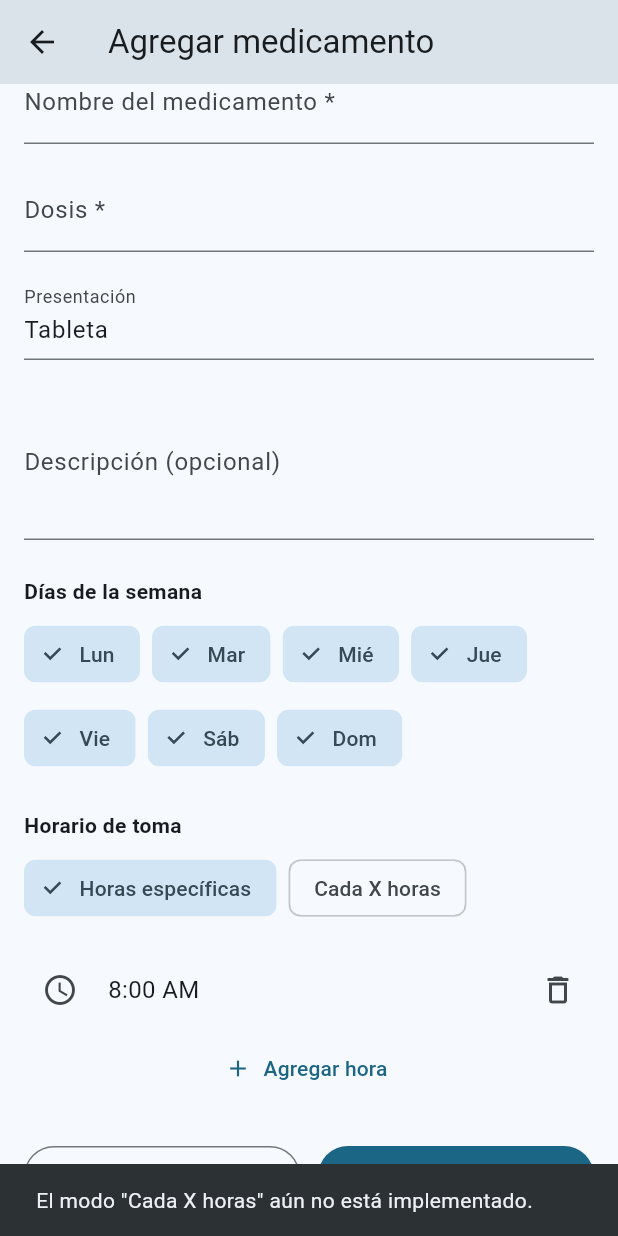
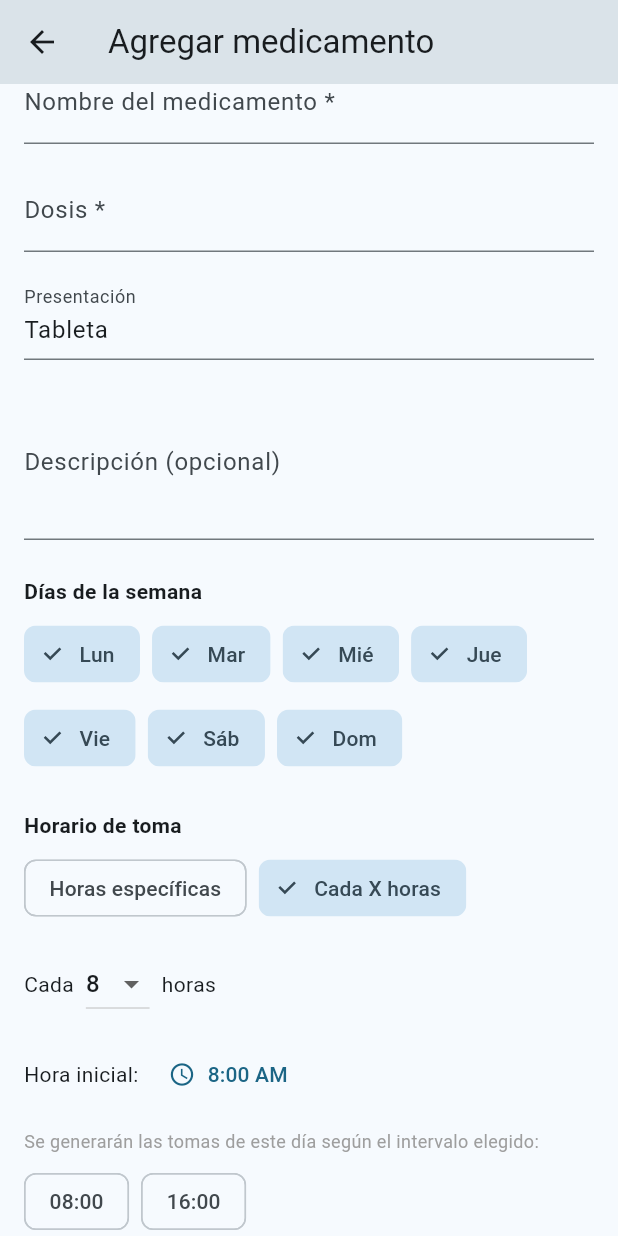
Before and after one commit to Karlabecerra-dr/MediScan, a Flutter app: the AddMedicationScreen screen opened by its route, scrolled down 104 dp, after a tap on "Cada X horas", on a phone screen of 412 x 824 dp. Run offline on Flutter 3.47's test engine with Material 3 defaults, Android fonts, the phone set to English and light mode, and no system bars; our stand-ins replace cloud_firestore, firebase_core, flutter_local_notifications, timezone; missing offline and left inert: mobile_scanner; accounts and stored records are empty.

Commit message:
Escaneo, CRUD, Base de datos, botones, alarmas, horas, detalles, ID, Descripción

```diff
--- a/lib/screens/add_medication_screen.dart
+++ b/lib/screens/add_medication_screen.dart
@@ -33,6 +33,14 @@ class _AddMedicationScreenState extends State<AddMedicationScreen> {
   late List<String> _selectedDays;
   late List<TimeOfDay> _times;
 
+  // ---- MODO INTERVALO "Cada X horas" ----
+  bool _intervalMode = false; // false = Horas específicas
+  int _intervalHours = 8; // 4, 6, 8, 12...
+  TimeOfDay _intervalStart = const TimeOfDay(
+    hour: 8,
+    minute: 0,
+  ); // hora inicial para el intervalo
+
   bool get _isEditing => widget.medication != null;
 
   @override
@@ -44,7 +52,7 @@ class _AddMedicationScreenState extends State<AddMedicationScreen> {
     final med = widget.medication;
 
     if (med != null) {
-      // MODO EDICIÓN
+      // ---------- MODO EDICIÓN ----------
       _medIdCtrl.text = med.medId ?? '';
       _nameCtrl.text = med.name;
       _doseCtrl.text = med.dose;
@@ -63,16 +71,19 @@ class _AddMedicationScreenState extends State<AddMedicationScreen> {
       if (_times.isEmpty) {
         _times = [const TimeOfDay(hour: 8, minute: 0)];
       }
+
+      // En edición dejamos por defecto "Horas específicas"
+      _intervalMode = false;
+      _intervalStart = _times.first;
     } else {
-      // NUEVO
+      // ---------- NUEVO MEDICAMENTO ----------
       _selectedDays = List<String>.from(allDays);
       _times = [const TimeOfDay(hour: 8, minute: 0)];
+      _intervalStart = _times.first;
     }
 
-    // Si venimos desde el botón "Escanear" del Home,
-    // abrimos la cámara automáticamente al entrar (solo en modo nuevo).
+    // Si venimos desde el botón "Escanear" del Home:
     if (widget.autoScanOnOpen && !_isEditing) {
-      // microtask para que espere a que se construya el widget
       Future.microtask(_handleScan);
     }
   }
@@ -93,6 +104,8 @@ class _AddMedicationScreenState extends State<AddMedicationScreen> {
     return '$h:$m';
   }
 
+  // ================== ESCANEO ==================
+
   Future<void> _handleScan() async {
     final code = await Navigator.push<String>(
       context,
@@ -106,7 +119,6 @@ class _AddMedicationScreenState extends State<AddMedicationScreen> {
       _medIdCtrl.text = code;
     });
 
-    // Intentar autocompletar desde catálogo
     await _loadFromCatalog(code);
   }
 
@@ -157,10 +169,11 @@ class _AddMedicationScreenState extends State<AddMedicationScreen> {
             'description': med.description,
           }, SetOptions(merge: true));
     } catch (e) {
-      // No rompemos el flujo si el catálogo falla, solo log / snackbar opcional
       debugPrint('Error actualizando catálogo: $e');
     }
   }
+
+  // ================== HORAS ESPECÍFICAS ==================
 
   Future<void> _pickTime(int index) async {
     final current = _times[index];
@@ -188,6 +201,54 @@ class _AddMedicationScreenState extends State<AddMedicationScreen> {
     });
   }
 
+  // ================== MODO "CADA X HORAS" ==================
+
+  /// Regenera la lista de horas _times a partir de:
+  ///   - _intervalStart
+  ///   - _intervalHours
+  /// Generando solo dentro del mismo día (0–24h).
+  void _rebuildTimesFromInterval() {
+    final List<TimeOfDay> generated = [];
+
+    // Convertimos a minutos desde la medianoche
+    int startMinutes = _intervalStart.hour * 60 + _intervalStart.minute;
+
+    // Aseguramos algo razonable
+    if (_intervalHours <= 0) _intervalHours = 4;
+
+    final int step = _intervalHours * 60;
+
+    int current = startMinutes;
+    while (current < 24 * 60) {
+      final h = current ~/ 60;
+      final m = current % 60;
+      generated.add(TimeOfDay(hour: h, minute: m));
+      current += step;
+    }
+
+    setState(() {
+      _times = generated.isEmpty
+          ? [const TimeOfDay(hour: 8, minute: 0)]
+          : generated;
+    });
+  }
+
+  Future<void> _pickIntervalStart() async {
+    final picked = await showTimePicker(
+      context: context,
+      initialTime: _intervalStart,
+    );
+
+    if (picked != null) {
+      setState(() {
+        _intervalStart = picked;
+      });
+      _rebuildTimesFromInterval();
+    }
+  }
+
+  // ================== GUARDAR ==================
+
   Future<void> _saveMedicationToFirestore() async {
     if (!_formKey.currentState!.validate()) return;
 
@@ -198,9 +259,9 @@ class _AddMedicationScreenState extends State<AddMedicationScreen> {
       return;
     }
 
-    // Por ahora SOLO soportamos "Horas específicas"
-    // Si en el futuro agregamos "Cada X horas", aquí habrá lógica extra.
-
+    // Tanto en "Horas específicas" como en "Cada X horas",
+    // la fuente de verdad es _times.
+    // En modo intervalo, _rebuildTimesFromInterval ya generó _times.
     final timesStr = _times.map(_timeToString).toList();
 
     final medId = _medIdCtrl.text.trim().isEmpty
@@ -222,7 +283,7 @@ class _AddMedicationScreenState extends State<AddMedicationScreen> {
       Medication finalMed;
 
       if (_isEditing) {
-        // EDITAR
+        // -------- EDITAR --------
         final original = widget.medication!;
 
         final updated = Medication(
@@ -241,7 +302,6 @@ class _AddMedicationScreenState extends State<AddMedicationScreen> {
         if (original.id != null) {
           await medsCollection.doc(original.id).update(updated.toMap());
 
-          // Reprogramar notificaciones
           await NotificationService().cancelMedicationNotifications(
             original.id!,
           );
@@ -256,7 +316,7 @@ class _AddMedicationScreenState extends State<AddMedicationScreen> {
 
         finalMed = updated;
       } else {
-        // CREAR
+        // -------- CREAR --------
         final newMed = Medication(
           medId: medId,
           name: name,
@@ -323,6 +383,8 @@ class _AddMedicationScreenState extends State<AddMedicationScreen> {
       );
     }
   }
+
+  // ================== UI ==================
 
   @override
   Widget build(BuildContext context) {
@@ -441,21 +503,28 @@ class _AddMedicationScreenState extends State<AddMedicationScreen> {
               children: [
                 ChoiceChip(
                   label: const Text('Horas específicas'),
-                  selected: true, // por ahora siempre este modo
-                  onSelected: (_) {},
+                  selected: !_intervalMode,
+                  onSelected: (selected) {
+                    if (!selected) return;
+                    setState(() {
+                      _intervalMode = false;
+                    });
+                  },
                 ),
                 const SizedBox(width: 8),
                 ChoiceChip(
                   label: const Text('Cada X horas'),
-                  selected: false,
-                  onSelected: (_) {
-                    ScaffoldMessenger.of(context).showSnackBar(
-                      const SnackBar(
-                        content: Text(
-                          'El modo "Cada X horas" aún no está implementado.',
-                        ),
-                      ),
-                    );
+                  selected: _intervalMode,
+                  onSelected: (selected) {
+                    if (!selected) return;
+                    setState(() {
+                      _intervalMode = true;
+                      // Usamos como base la primera hora actual
+                      _intervalStart = _times.isNotEmpty
+                          ? _times.first
+                          : const TimeOfDay(hour: 8, minute: 0);
+                    });
+                    _rebuildTimesFromInterval();
                   },
                 ),
               ],
@@ -463,7 +532,58 @@ class _AddMedicationScreenState extends State<AddMedicationScreen> {
 
             const SizedBox(height: 16),
 
-            // Lista de horas específicas
+            if (_intervalMode) ...[
+              // Configuración de intervalo
+              Row(
+                children: [
+                  const Text('Cada'),
+                  const SizedBox(width: 8),
+                  DropdownButton<int>(
+                    value: _intervalHours,
+                    items: const [
+                      DropdownMenuItem(value: 4, child: Text('4')),
+                      DropdownMenuItem(value: 6, child: Text('6')),
+                      DropdownMenuItem(value: 8, child: Text('8')),
+                      DropdownMenuItem(value: 12, child: Text('12')),
+                    ],
+                    onChanged: (value) {
+                      if (value == null) return;
+                      setState(() {
+                        _intervalHours = value;
+                      });
+                      _rebuildTimesFromInterval();
+                    },
+                  ),
+                  const SizedBox(width: 8),
+                  const Text('horas'),
+                ],
+              ),
+              const SizedBox(height: 12),
+              Row(
+                children: [
+                  const Text('Hora inicial:'),
+                  const SizedBox(width: 8),
+                  TextButton.icon(
+                    onPressed: _pickIntervalStart,
+                    icon: const Icon(Icons.access_time),
+                    label: Text(_intervalStart.format(context)),
+                  ),
+                ],
+              ),
+              const SizedBox(height: 12),
+              const Text(
+                'Se generarán las tomas de este día según el intervalo elegido:',
+                style: TextStyle(fontSize: 12, color: Colors.grey),
+              ),
+              const SizedBox(height: 8),
+              Wrap(
+                spacing: 8,
+                children: _times.map((t) {
+                  return Chip(label: Text(_timeToString(t)));
+                }).toList(),
+              ),
+            ] else ...[
+              // Lista de horas específicas (modo manual)
               ..._times.asMap().entries.map((entry) {
                 final index = entry.key;
                 final time = entry.value;
@@ -489,13 +609,13 @@ class _AddMedicationScreenState extends State<AddMedicationScreen> {
                     ],
                   ),
                 );
-            }).toList(),
-
+              }),
               TextButton.icon(
                 onPressed: _addTime,
                 icon: const Icon(Icons.add),
                 label: const Text('Agregar hora'),
               ),
+            ],
 
             const SizedBox(height: 24),
 
--- a/lib/screens/medication_detail_screen.dart
+++ b/lib/screens/medication_detail_screen.dart
@@ -366,7 +366,7 @@ class _MedicationDetailScreenState extends State<MedicationDetailScreen> {
                           ],
                         ),
                       );
-                    }).toList(),
+                    }),
                   ],
                 ),
               ),
--- a/lib/services/notification_service.dart
+++ b/lib/services/notification_service.dart
@@ -4,7 +4,6 @@
 // ========================
 
 import 'dart:convert';
-import 'dart:typed_data';
 
 import 'package:flutter/foundation.dart';
 import 'package:flutter_local_notifications/flutter_local_notifications.dart';
--- a/lib/widgets/day_strip.dart
+++ b/lib/widgets/day_strip.dart
@@ -1,5 +1,4 @@
 import 'package:flutter/material.dart';
-import 'package:intl/intl.dart';
 
 class DayStrip extends StatelessWidget {
   final DateTime selectedDay;
```
Also changed, not shown: lib/main.dart (+3 -4 lines), assets/logo.png. Lines whose indentation alone changed are shown as unchanged.
